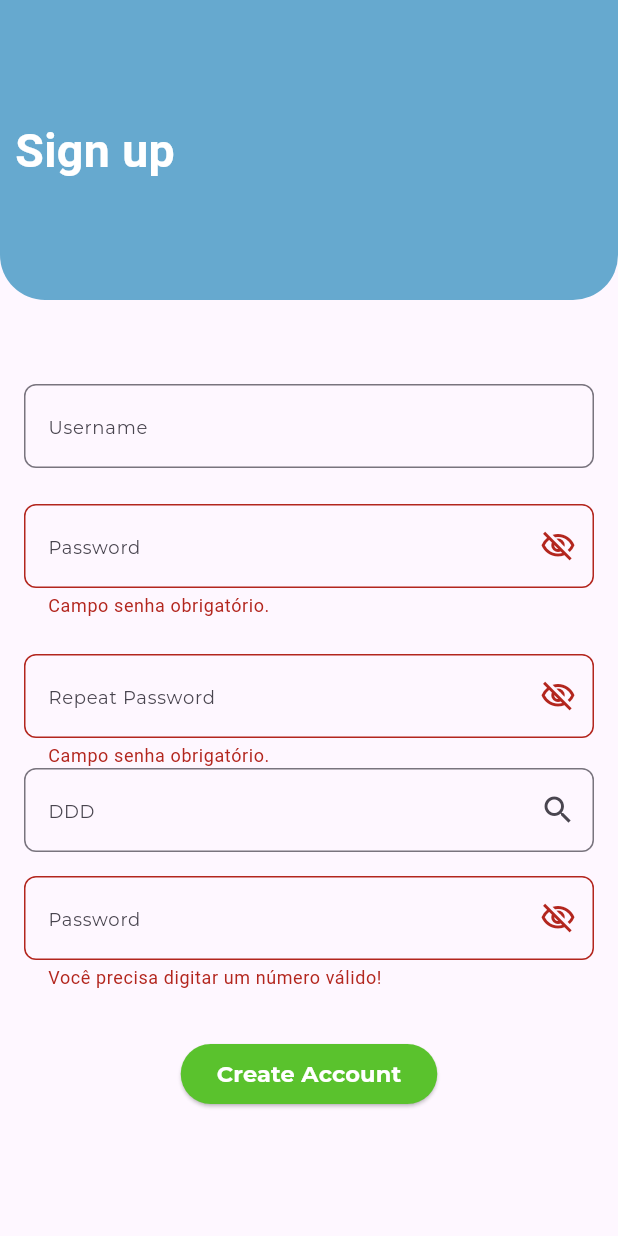
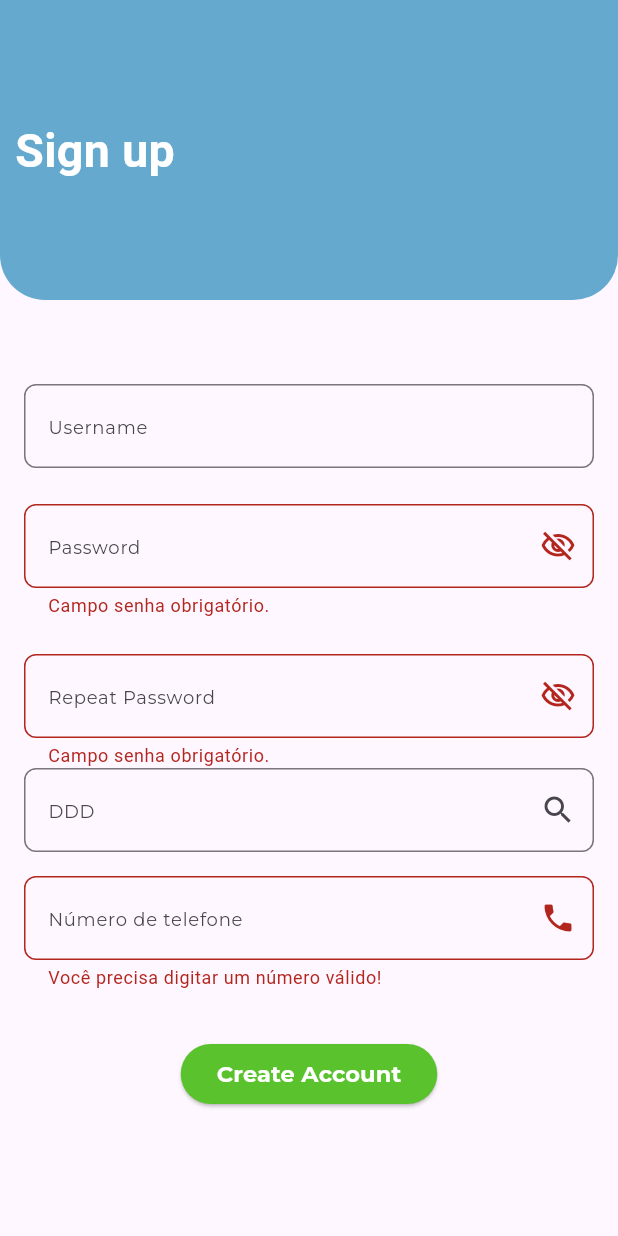
Before and after one commit to analuiza75/myapp, a Flutter app: the screen it shows after launch, after a tap on "Create Account", on a phone screen of 412 x 824 dp. Run offline on Flutter 3.47's test engine with Material 3 defaults, Android fonts, the phone set to English and light mode, and no system bars; our stand-ins replace dio, google_fonts, shared_preferences, sqflite; accounts and stored records are empty.

```diff
--- a/lib/domain/address.dart
+++ b/lib/domain/address.dart
@@ -13,6 +13,8 @@ class Address {
     city = json['city'] ?? '';
 
   }
+
+  get street => null;
   Map<String, dynamic> toJson() {
     final Map<String, dynamic> data = new Map<String, dynamic>();
     data['state'] = this.state;
--- a/lib/pages/AtEstude.dart
+++ b/lib/pages/AtEstude.dart
@@ -135,40 +135,40 @@ class _AtEstudeState extends State<AtEstude> {
                     controller: dddController,
                     decoration: InputDecoration(
                       hintText: 'DDD',
-                      suffixIcon: IconButton
-                        (onPressed: onPressedDddButton,
+                      suffixIcon: IconButton(
+                        onPressed: onPressedDddButton,
                         icon: const Icon(Icons.search),
-
                       ),
-
                       border: OutlineInputBorder(
                           borderRadius: BorderRadius.circular(8)),
                       hintStyle: GoogleFonts.montserrat(fontSize: 12),
                     ),
                   ),
+
+
                   const SizedBox(height: 16),
                   TextFormField(
                     controller: numeroController,
                     validator: (value) {
-                      if (value!.isNotEmpty) {
-                        return null;
-                      } else {
+                      if (value!.isEmpty || !RegExp(r'^[0-9]+$').hasMatch(value)) {
                         return "Você precisa digitar um número válido!";
                       }
+                      return null;
                     },
                     decoration: InputDecoration(
-                      suffixIcon: Icon(Icons.visibility_off_outlined),
-                      hintText: 'Password',
+                      suffixIcon: Icon(Icons.phone),
+                      hintText: 'Número de telefone',
                       border: OutlineInputBorder(
-                          borderRadius: BorderRadius.circular(8)),
+                        borderRadius: BorderRadius.circular(8),
+                      ),
                       hintStyle: GoogleFonts.montserrat(fontSize: 12),
                     ),
-
-                    cursorColor: const Color(0xFF10397B),
+                    keyboardType: TextInputType.phone,
                   ),
 
 
-                  SizedBox(height: 32),
+
+                  const  SizedBox(height: 32),
                   ElevatedButton(
                     onPressed: () {
                       if (formKey.currentState!.validate()) {
@@ -217,7 +217,7 @@ class _AtEstudeState extends State<AtEstude> {
     );
   }
   Future<void> onPressedDddButton() async {
-    String cep = dddController.text;
+    String ddd = dddController.text;
     try {
       Address address = await AddressApi().findAddressByDDD(ddd);
       numeroController.text = address.street;
@@ -228,9 +228,8 @@ class _AtEstudeState extends State<AtEstude> {
 
   showSnackBar(String snackBarMessage) {
     SnackBar snackBar = SnackBar(
-      content: Text(snackBarMessage),
+      content: Text("Ocorreu um erro inesperado!"),
     );
-
     ScaffoldMessenger.of(context).showSnackBar(snackBar);
   }
 
```
